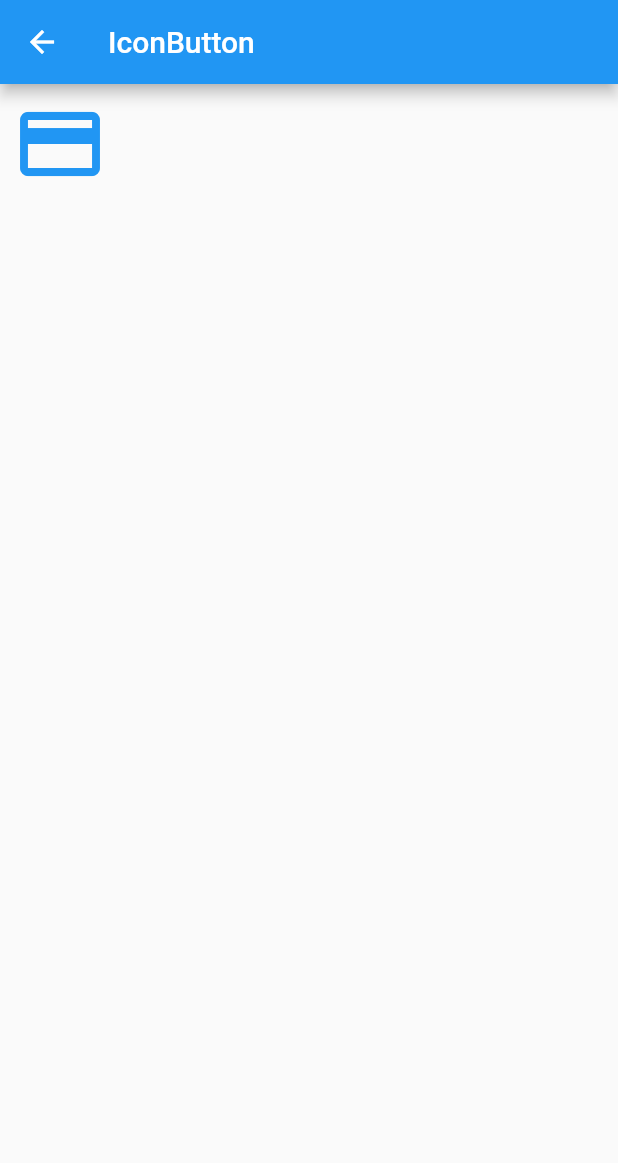
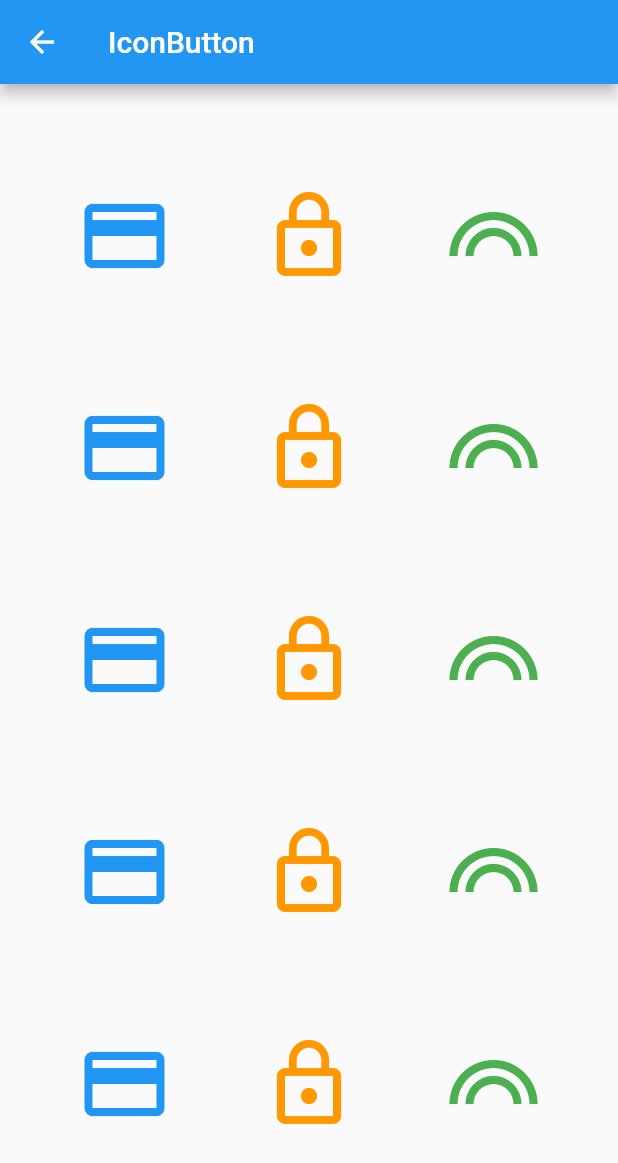
Before and after one commit to arifikhsan/flutter_components, a Flutter app: the IconButtonPage screen opened by its route, on a phone screen of 412 x 824 dp. Shown: the top 1163 px of the screen. Run offline on Flutter 3.47's test engine with Material 2 defaults, Android fonts, the phone set to English and light mode, and no system bars; our stand-ins replace fluttertoast.

Commit message:
icon button

```diff
--- a/lib/pages/icon_button_page.dart
+++ b/lib/pages/icon_button_page.dart
@@ -5,7 +5,8 @@ class IconButtonPage extends StatelessWidget {
   @override
   Widget build(BuildContext context) {
     _showToast() {
-      Fluttertoast.showToast(msg: 'Hello there', toastLength: Toast.LENGTH_SHORT);
+      Fluttertoast.showToast(
+          msg: 'Hello there', toastLength: Toast.LENGTH_SHORT);
     }
 
     return Scaffold(
@@ -13,7 +14,11 @@ class IconButtonPage extends StatelessWidget {
         title: Text('IconButton'),
       ),
       body: Container(
-        child: Row(
+        child: Column(
+          mainAxisAlignment: MainAxisAlignment.spaceEvenly,
+          children: <Widget>[
+            Row(
+              mainAxisAlignment: MainAxisAlignment.spaceEvenly,
               children: <Widget>[
                 IconButton(
                   iconSize: 64,
@@ -23,6 +28,140 @@ class IconButtonPage extends StatelessWidget {
                   ),
                   onPressed: _showToast,
                 ),
+                IconButton(
+                  iconSize: 64,
+                  icon: Icon(
+                    Icons.lock_outline,
+                    color: Colors.orange,
+                  ),
+                  onPressed: _showToast,
+                ),
+                IconButton(
+                  iconSize: 64,
+                  icon: Icon(
+                    Icons.looks,
+                    color: Colors.green,
+                  ),
+                  onPressed: _showToast,
+                )
+              ],
+            ),
+            Row(
+              mainAxisAlignment: MainAxisAlignment.spaceEvenly,
+              children: <Widget>[
+                IconButton(
+                  iconSize: 64,
+                  icon: Icon(
+                    Icons.payment,
+                    color: Colors.blue,
+                  ),
+                  onPressed: _showToast,
+                ),
+                IconButton(
+                  iconSize: 64,
+                  icon: Icon(
+                    Icons.lock_outline,
+                    color: Colors.orange,
+                  ),
+                  onPressed: _showToast,
+                ),
+                IconButton(
+                  iconSize: 64,
+                  icon: Icon(
+                    Icons.looks,
+                    color: Colors.green,
+                  ),
+                  onPressed: _showToast,
+                )
+              ],
+            ),
+            Row(
+              mainAxisAlignment: MainAxisAlignment.spaceEvenly,
+              children: <Widget>[
+                IconButton(
+                  iconSize: 64,
+                  icon: Icon(
+                    Icons.payment,
+                    color: Colors.blue,
+                  ),
+                  onPressed: _showToast,
+                ),
+                IconButton(
+                  iconSize: 64,
+                  icon: Icon(
+                    Icons.lock_outline,
+                    color: Colors.orange,
+                  ),
+                  onPressed: _showToast,
+                ),
+                IconButton(
+                  iconSize: 64,
+                  icon: Icon(
+                    Icons.looks,
+                    color: Colors.green,
+                  ),
+                  onPressed: _showToast,
+                )
+              ],
+            ),
+            Row(
+              mainAxisAlignment: MainAxisAlignment.spaceEvenly,
+              children: <Widget>[
+                IconButton(
+                  iconSize: 64,
+                  icon: Icon(
+                    Icons.payment,
+                    color: Colors.blue,
+                  ),
+                  onPressed: _showToast,
+                ),
+                IconButton(
+                  iconSize: 64,
+                  icon: Icon(
+                    Icons.lock_outline,
+                    color: Colors.orange,
+                  ),
+                  onPressed: _showToast,
+                ),
+                IconButton(
+                  iconSize: 64,
+                  icon: Icon(
+                    Icons.looks,
+                    color: Colors.green,
+                  ),
+                  onPressed: _showToast,
+                )
+              ],
+            ),
+            Row(
+              mainAxisAlignment: MainAxisAlignment.spaceEvenly,
+              children: <Widget>[
+                IconButton(
+                  iconSize: 64,
+                  icon: Icon(
+                    Icons.payment,
+                    color: Colors.blue,
+                  ),
+                  onPressed: _showToast,
+                ),
+                IconButton(
+                  iconSize: 64,
+                  icon: Icon(
+                    Icons.lock_outline,
+                    color: Colors.orange,
+                  ),
+                  onPressed: _showToast,
+                ),
+                IconButton(
+                  iconSize: 64,
+                  icon: Icon(
+                    Icons.looks,
+                    color: Colors.green,
+                  ),
+                  onPressed: _showToast,
+                )
+              ],
+            ),
           ],
         ),
       ),
```
Lines whose indentation alone changed are shown as unchanged.
